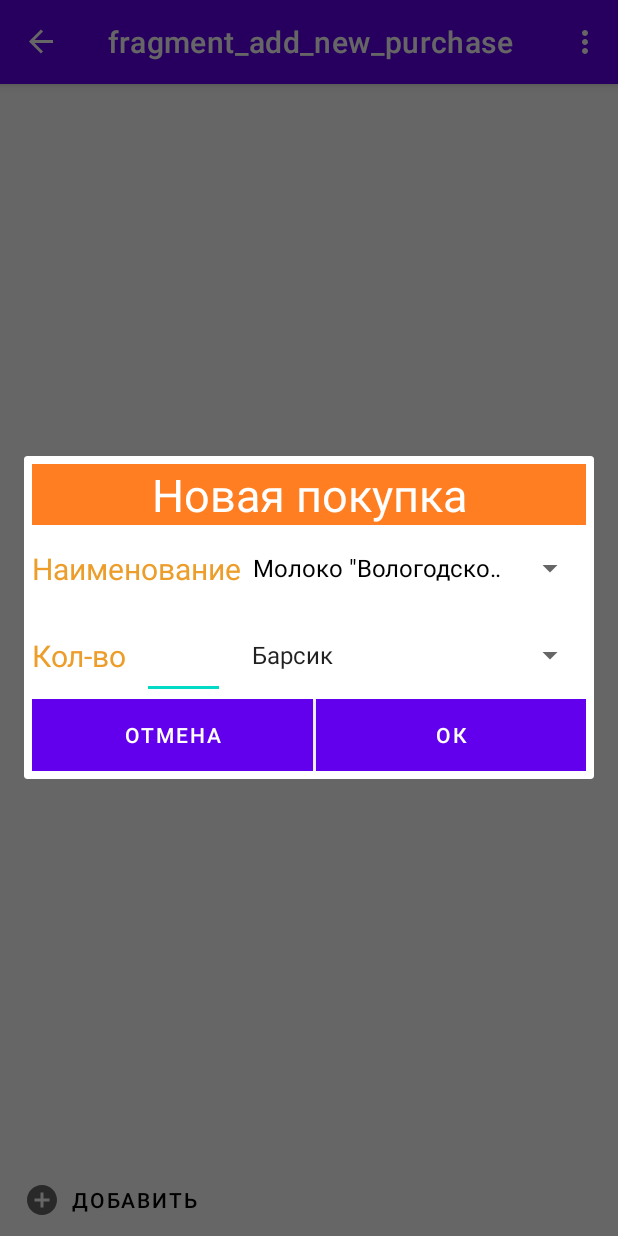
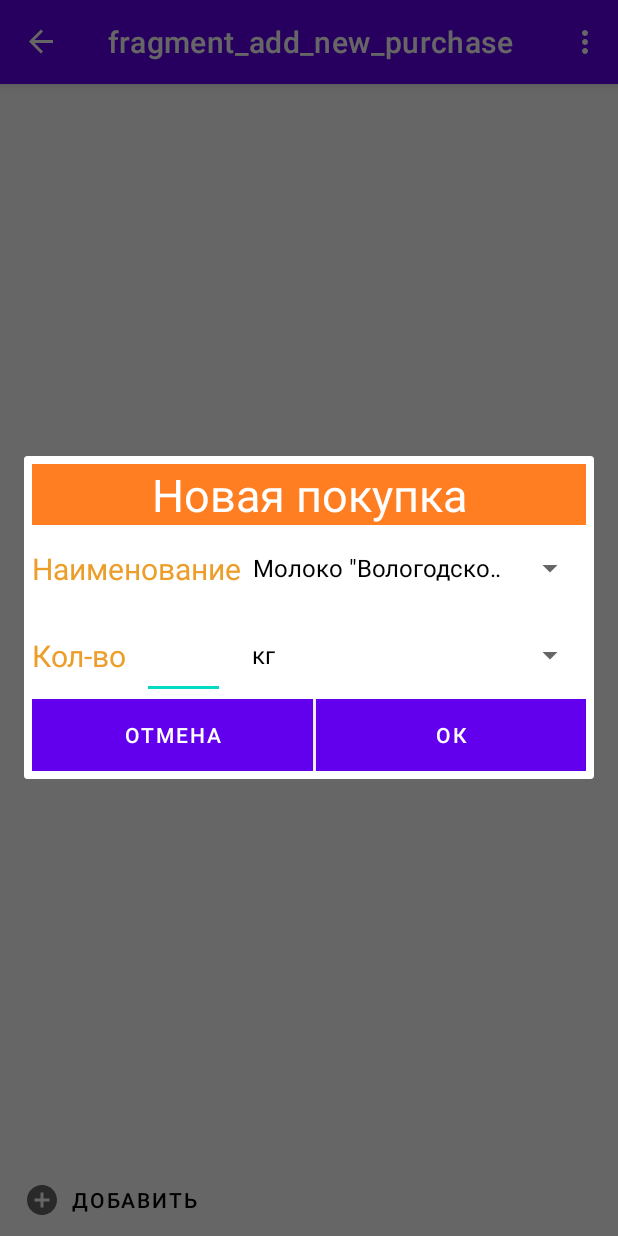
Before and after one commit to Andrew-Garanin/ShoppingList, an Android app: the screen it shows after launch (MainActivity), after a tap on "ДОБАВИТЬ", on a phone screen of 412 x 824 dp. Run offline under Robolectric (Android 15) with nearby library versions, the phone set to English and light mode, and no system bars; our stand-ins replace Room's generated code, data binding, navigation-ui; 4 statements that could not run were skipped.

Commit message:
fixed changing title on title fragment

```diff
--- a/app/src/main/java/com/example/shoppinglist/addnewpurchase/AddNewPurchaseFragment.kt
+++ b/app/src/main/java/com/example/shoppinglist/addnewpurchase/AddNewPurchaseFragment.kt
@@ -1,6 +1,7 @@
 package com.example.shoppinglist.addnewpurchase
 
 import android.os.Bundle
+import android.util.Log
 import android.view.LayoutInflater
 import android.view.View
 import android.view.ViewGroup
@@ -11,7 +12,12 @@ import com.example.shoppinglist.R
 import com.example.shoppinglist.database.ShoppingListDatabase
 import com.example.shoppinglist.databinding.FragmentAddNewPurchaseBinding
 import android.widget.ArrayAdapter
+import android.widget.Toast
+import androidx.navigation.findNavController
+import androidx.navigation.fragment.navArgs
+import com.example.shoppinglist.database.MeasuringUnit
 import com.example.shoppinglist.database.PurchaseName
+import com.example.shoppinglist.title.TitleFragmentDirections
 
 
 class AddNewPurchaseFragment : DialogFragment() {
@@ -25,11 +31,12 @@ class AddNewPurchaseFragment : DialogFragment() {
 
         val binding = DataBindingUtil.inflate<FragmentAddNewPurchaseBinding>(inflater,
             R.layout.fragment_add_new_purchase, container, false)
+        val addNewPurchaseFragmentArgs by navArgs<AddNewPurchaseFragmentArgs>()
         val application = requireNotNull(this.activity).application
         val dao = ShoppingListDatabase.getInstance(application).getShoppingListDatabaseDao()
 
         //----------------------ViewModel----------------------
-        val viewModelFactory = AddNewPurchaseViewModelFactory(dao, application, 1)
+        val viewModelFactory = AddNewPurchaseViewModelFactory(dao, application, addNewPurchaseFragmentArgs.shoppingListId)
         viewModel = ViewModelProvider(this, viewModelFactory)
             .get(AddNewPurchaseViewModel::class.java)
 
@@ -42,16 +49,29 @@ class AddNewPurchaseFragment : DialogFragment() {
             binding.spinnerName.adapter = arrayAdapter
         })
 
+        viewModel.measuringUnits.observe(viewLifecycleOwner, { newMeasuringUnits ->
+            val arrayAdapter = context?.let { ArrayAdapter<MeasuringUnit>(it, R.layout.support_simple_spinner_dropdown_item, newMeasuringUnits) }
+
+            arrayAdapter?.setDropDownViewResource(R.layout.support_simple_spinner_dropdown_item)
+
+            binding.spinnerMeasureUnit.adapter = arrayAdapter
+        })
+
+        binding.ok.setOnClickListener {
+            if ( binding.textEditNumeric.text.toString() != "")
+            {
+                viewModel.onInsertPurchase((binding.spinnerName.selectedItem as PurchaseName).id, binding.textEditNumeric.text.toString().toDouble(), (binding.spinnerMeasureUnit.selectedItem as MeasuringUnit).id)
+                dismiss()
+            }
+            else
+                Toast.makeText(application, "asdasd", Toast.LENGTH_SHORT).show()
+
+        }
+
+        binding.close.setOnClickListener {
+            dismiss()
+        }
 
         return binding.root
     }
-
-//    override fun onActivityResult(requestCode: Int, resultCode: Int, data: Intent?) {
-//        super.onActivityResult(requestCode, resultCode, data)
-//        if (resultCode == Activity.RESULT_OK && requestCode == 100) {
-//            Log.i("asd","!!111")
-//        }
-//        else
-//            Log.i("asd","!!2222")
-//    }
 }
--- a/app/src/main/java/com/example/shoppinglist/addnewpurchase/AddNewPurchaseViewModel.kt
+++ b/app/src/main/java/com/example/shoppinglist/addnewpurchase/AddNewPurchaseViewModel.kt
@@ -2,19 +2,19 @@ package com.example.shoppinglist.addnewpurchase
 
 import android.app.Application
 import androidx.lifecycle.AndroidViewModel
+import androidx.lifecycle.LiveData
 import androidx.lifecycle.MutableLiveData
 import androidx.lifecycle.Transformations
+import com.example.shoppinglist.database.Purchase
 import com.example.shoppinglist.database.ShoppingListDatabaseDao
-import kotlinx.coroutines.CoroutineScope
-import kotlinx.coroutines.Dispatchers
-import kotlinx.coroutines.Job
+import kotlinx.coroutines.*
 
 class AddNewPurchaseViewModel(val dao: ShoppingListDatabaseDao, application: Application, shoppingListId: Int) : AndroidViewModel(application) {
     private var viewModelJob = Job()
     private val uiScope = CoroutineScope(Dispatchers.Main +  viewModelJob)
 
     var purchaseNames = dao.getAllPurchaseNames()
-    var measureUnits = dao.getAllMeasureUnits()
+    var measuringUnits = dao.getAllMeasureUnits()
 
     private val _shoppingListId = MutableLiveData<Int>()
     val shoppingListId: MutableLiveData<Int>
@@ -24,8 +24,23 @@ class AddNewPurchaseViewModel(val dao: ShoppingListDatabaseDao, application: App
         _shoppingListId.value = shoppingListId
     }
 
+
+
     override fun onCleared() {
         super.onCleared()
         viewModelJob.cancel()
     }
+
+    fun onInsertPurchase(name_id: Int, amount: Double, measuring_unit_id: Int){
+        val newPurchase = Purchase(name_id=name_id, amount=amount, is_bought = 0, shopping_list_id = shoppingListId.value!!, measuring_unit_id = measuring_unit_id)
+        uiScope.launch {
+            insertPurchase(newPurchase)
+        }
+    }
+
+    private suspend fun insertPurchase(newPurchase: Purchase) {
+        withContext(Dispatchers.IO) {
+            dao.insertPurchase(newPurchase)
+        }
+    }
 }
--- a/app/src/main/java/com/example/shoppinglist/database/MeasuringUnit.kt
+++ b/app/src/main/java/com/example/shoppinglist/database/MeasuringUnit.kt
@@ -15,4 +15,9 @@ class MeasuringUnit (
     @ColumnInfo(name = "name")
     @NonNull
     val name: String = ""
-)
+
+) {
+    override fun toString(): String {
+        return name
+    }
+}
--- a/app/src/main/java/com/example/shoppinglist/database/ShoppingListDatabaseDao.kt
+++ b/app/src/main/java/com/example/shoppinglist/database/ShoppingListDatabaseDao.kt
@@ -49,6 +49,9 @@ interface ShoppingListDatabaseDao {
     @Query("DELETE FROM ShoppingList WHERE shopping_list_id = :id")
     fun deleteShoppingList(id: Int)
 
+    @Query("SELECT shopping_list_name FROM ShoppingList WHERE shopping_list_id = :key")
+    fun getShoppingListName(key:Int): LiveData<String>
+
     @Query("SELECT * FROM PurchaseName")
     fun getAllPurchaseNames(): LiveData<List<PurchaseName>>
 
--- a/app/src/main/java/com/example/shoppinglist/title/TitleFragment.kt
+++ b/app/src/main/java/com/example/shoppinglist/title/TitleFragment.kt
@@ -30,22 +30,23 @@ class TitleFragment : Fragment() {
         viewModel = ViewModelProvider(this, viewModelFactory)
             .get(TitleViewModel::class.java)
 
+        val adapter = ShoppingListAdapter(viewModel)
+        binding.contentList.adapter = adapter
+
         viewModel.shoppingList.observe(viewLifecycleOwner, { newshoppingList ->
-            if (newshoppingList.isNotEmpty()) {
+            if (newshoppingList.isNotEmpty())
+                adapter.data = newshoppingList
+        })
+
+        viewModel.shoppingListName.observe(viewLifecycleOwner, { newshoppingListName ->
+            if (newshoppingListName != null) {
                 val actionBar = (activity as androidx.appcompat.app.AppCompatActivity?)!!.supportActionBar
-
-                actionBar?.title = newshoppingList[0].shoppingList.shopping_list_name
-
-                val adapter = ShoppingListAdapter(viewModel)
-                binding.contentList.adapter = adapter
-
-                adapter.data = newshoppingList
+                actionBar?.title = newshoppingListName
             }
         })
-        viewModel.onGetShoppingListById(1)
 
         binding.buttonAddNewContent.setOnClickListener{
-            it.findNavController().navigate(TitleFragmentDirections.actionTitleFragmentToAddNewPurchaseFragment())
+            it.findNavController().navigate(TitleFragmentDirections.actionTitleFragmentToAddNewPurchaseFragment(viewModel.shoppingListId.value!!))
         }
 
         setHasOptionsMenu(true)
@@ -60,6 +61,4 @@ class TitleFragment : Fragment() {
     override fun onOptionsItemSelected(item: MenuItem): Boolean {
         return  NavigationUI.onNavDestinationSelected(item, findNavController()) ||  super.onOptionsItemSelected(item)
     }
-
-
 }
--- a/app/src/main/java/com/example/shoppinglist/title/TitleViewModel.kt
+++ b/app/src/main/java/com/example/shoppinglist/title/TitleViewModel.kt
@@ -20,30 +20,28 @@ class TitleViewModel(val dao: ShoppingListDatabaseDao, application: Application,
     val shoppingListId: MutableLiveData<Int>
         get() = _shoppingListId
 
+    private val _shoppingListName = MutableLiveData<String>()
+    var shoppingListName: LiveData<String>
+ //       get() = _shoppingListName
+
     init {
         _shoppingListId.value = shoppingListId
 
         shoppingList = Transformations.switchMap(_shoppingListId) { _shoppingListId ->
             refreshShoppingList(_shoppingListId)
         }
+
+        shoppingListName = Transformations.switchMap(_shoppingListId) { _shoppingListId ->
+            refreshShoppingListName(_shoppingListId)
+        }
+    }
+
+    private fun refreshShoppingListName(id: Int): LiveData<String> {
+        return dao.getShoppingListName(id)
     }
 
     private fun refreshShoppingList(status: Int): LiveData<List<ShoppingListDatabaseDao.PurchaseFullInfo>> {
         return dao.getShoppingListById(status)
-    }
-
-
-
-    fun onGetShoppingListById(id: Int){
-        uiScope.launch {
-            getShoppingListById(id)
-        }
-    }
-
-    private suspend fun getShoppingListById(id: Int) {
-        withContext(Dispatchers.IO) {
-            shoppingList = dao.getShoppingListById(id)
-        }
     }
 
     fun onDeletePurchase(id: Int){
--- a/app/src/main/res/layout/fragment_add_new_purchase.xml
+++ b/app/src/main/res/layout/fragment_add_new_purchase.xml
@@ -49,7 +49,6 @@
             android:layout_height="wrap_content"
             android:minHeight="48dp"
             android:textSize="20sp"
-            android:entries="@array/catNames"
             app:layout_constraintStart_toStartOf="@+id/textViewName" />
 
     </LinearLayout>
@@ -85,11 +84,12 @@
             android:id="@+id/textEditNumeric"
             android:layout_width="55dp"
             android:layout_height="match_parent"
+            android:layout_marginStart="10dp"
             android:layout_marginEnd="10dp"
-            android:layout_marginStart="10dp"
+            android:inputType="number|numberDecimal"
             android:minWidth="55dp"
-            android:textAlignment="center"
-            android:minHeight="48dp">
+            android:minHeight="48dp"
+            android:textAlignment="center">
 
         </EditText>
 
@@ -99,7 +99,6 @@
             android:layout_height="wrap_content"
             android:minHeight="48dp"
             android:textSize="20sp"
-            android:entries="@array/catNames"
             app:layout_constraintStart_toStartOf="@+id/textEditNumeric">
 
         </Spinner>
--- a/app/src/main/res/navigation/navigation.xml
+++ b/app/src/main/res/navigation/navigation.xml
@@ -8,7 +8,7 @@
     <fragment
         android:id="@+id/titleFragment"
         android:name="com.example.shoppinglist.title.TitleFragment"
-        android:label="TitleFragment"
+
         tools:layout="@layout/fragment_title">
         <action
             android:id="@+id/action_titleFragment_to_addNewPurchaseFragment"
@@ -18,5 +18,9 @@
         android:id="@+id/addNewPurchaseFragment"
         android:name="com.example.shoppinglist.addnewpurchase.AddNewPurchaseFragment"
         android:label="fragment_add_new_purchase"
-        tools:layout="@layout/fragment_add_new_purchase" />
+        tools:layout="@layout/fragment_add_new_purchase" >
+        <argument
+            android:name="shoppingListId"
+            app:argType="integer" />
+    </dialog>
 </navigation>
--- a/app/src/main/res/values/strings.xml
+++ b/app/src/main/res/values/strings.xml
@@ -2,12 +2,4 @@
     <string name="app_name">ShoppingList</string>
     <!-- TODO: Remove or change this placeholder text -->
     <string name="hello_blank_fragment">Hello blank fragment</string>
-
-    <string-array name="catNames">
-        <item>Барсик</item>
-        <item>Мурзик</item>
-        <item>Васька</item>
-        <item>Рыжик</item>
-    </string-array>
-
 </resources>
```
